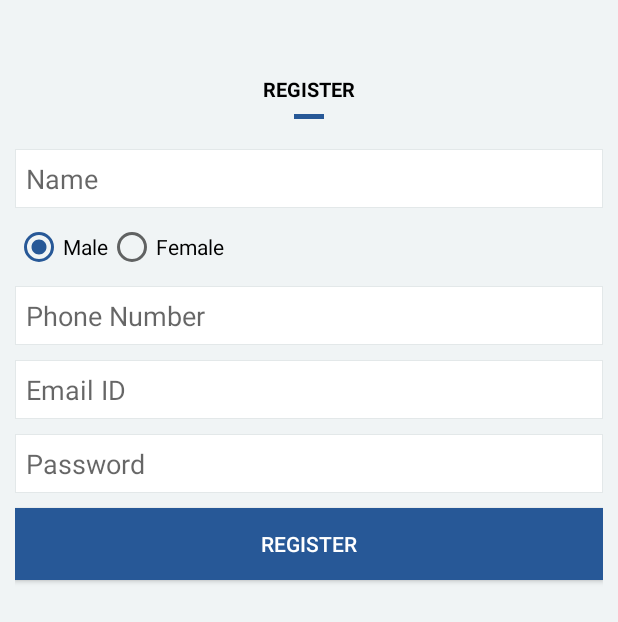
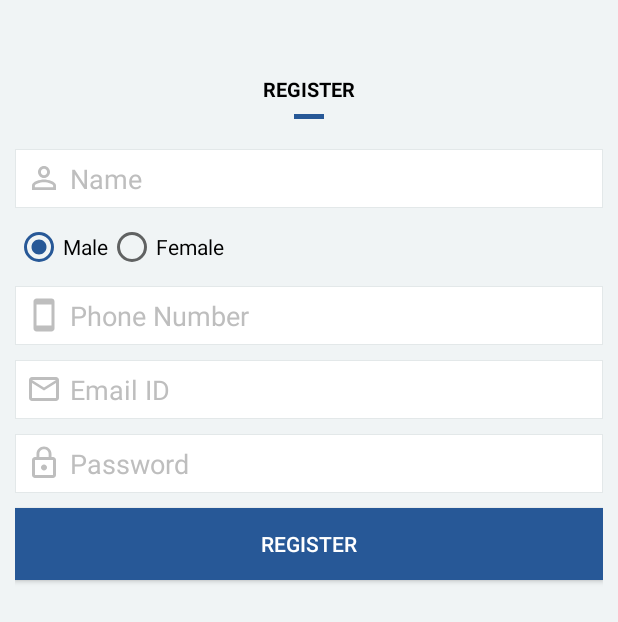
Before and after one commit to prashanth-nani/sos, an Android app: the RegisterActivity screen opened directly, with no data from a screen before it, on a phone screen of 412 x 824 dp. Shown: the top 622 px of the screen. Run offline under Robolectric (Android 15) with nearby library versions, the phone set to English and light mode, and no system bars; our stand-ins replace Volley; 1 statement that could not run was skipped.

Commit message:
Add icons to EditText fields

```diff
--- /dev/null
+++ b/app/src/main/res/drawable/ic_lock_outline_black_24dp.xml
@@ -0,0 +1,9 @@
+<vector xmlns:android="http://schemas.android.com/apk/res/android"
+        android:width="24dp"
+        android:height="24dp"
+        android:viewportWidth="24.0"
+        android:viewportHeight="24.0">
+    <path
+        android:fillColor="#bebebe"
+        android:pathData="M12,17c1.1,0 2,-0.9 2,-2s-0.9,-2 -2,-2 -2,0.9 -2,2 0.9,2 2,2zM18,8h-1L17,6c0,-2.76 -2.24,-5 -5,-5S7,3.24 7,6v2L6,8c-1.1,0 -2,0.9 -2,2v10c0,1.1 0.9,2 2,2h12c1.1,0 2,-0.9 2,-2L20,10c0,-1.1 -0.9,-2 -2,-2zM8.9,6c0,-1.71 1.39,-3.1 3.1,-3.1s3.1,1.39 3.1,3.1v2L8.9,8L8.9,6zM18,20L6,20L6,10h12v10z"/>
+</vector>
--- /dev/null
+++ b/app/src/main/res/drawable/ic_mail_outline_black_24dp.xml
@@ -0,0 +1,9 @@
+<vector xmlns:android="http://schemas.android.com/apk/res/android"
+        android:width="24dp"
+        android:height="24dp"
+        android:viewportWidth="24.0"
+        android:viewportHeight="24.0">
+    <path
+        android:fillColor="#bebebe"
+        android:pathData="M20,4L4,4c-1.1,0 -1.99,0.9 -1.99,2L2,18c0,1.1 0.9,2 2,2h16c1.1,0 2,-0.9 2,-2L22,6c0,-1.1 -0.9,-2 -2,-2zM20,18L4,18L4,8l8,5 8,-5v10zM12,11L4,6h16l-8,5z"/>
+</vector>
--- /dev/null
+++ b/app/src/main/res/drawable/ic_stay_current_portrait_black_24dp.xml
@@ -0,0 +1,9 @@
+<vector xmlns:android="http://schemas.android.com/apk/res/android"
+        android:width="24dp"
+        android:height="24dp"
+        android:viewportWidth="24.0"
+        android:viewportHeight="24.0">
+    <path
+        android:fillColor="#bebebe"
+        android:pathData="M17,1.01L7,1c-1.1,0 -1.99,0.9 -1.99,2v18c0,1.1 0.89,2 1.99,2h10c1.1,0 2,-0.9 2,-2V3c0,-1.1 -0.9,-1.99 -2,-1.99zM17,19H7V5h10v14z"/>
+</vector>
--- a/app/src/main/res/layout/activity_login.xml
+++ b/app/src/main/res/layout/activity_login.xml
@@ -34,7 +34,10 @@
         android:layout_height="wrap_content"
         android:inputType="textEmailAddress"
         android:layout_marginTop="30dp"
+        android:drawableLeft="@drawable/ic_mail_outline_black_24dp"
+        android:drawablePadding="5dp"
         android:padding="7dp"
+        android:textColorHint="#bebebe"
         android:gravity="center_vertical"
         android:background="@drawable/text_input_background"
         android:ems="10"
@@ -46,6 +49,9 @@
         android:layout_width="match_parent"
         android:layout_height="wrap_content"
         android:inputType="textPassword"
+        android:drawablePadding="5dp"
+        android:drawableLeft="@drawable/ic_lock_outline_black_24dp"
+        android:textColorHint="#bebebe"
         android:layout_marginTop="10dp"
         android:padding="7dp"
         android:ems="10"
--- a/app/src/main/res/layout/activity_register.xml
+++ b/app/src/main/res/layout/activity_register.xml
@@ -34,6 +34,9 @@
         android:layout_marginTop="20dp"
         android:layout_width="match_parent"
         android:layout_height="wrap_content"
+        android:drawableLeft="@drawable/ic_person_outline_black_24dp"
+        android:drawablePadding="5dp"
+        android:textColorHint="#bebebe"
         android:inputType="textPersonName"
         android:padding="7dp"
         android:background="@drawable/text_input_background"
@@ -68,8 +71,11 @@
         android:layout_below="@+id/radioSex"
         android:layout_width="match_parent"
         android:layout_height="wrap_content"
+        android:drawableLeft="@drawable/ic_stay_current_portrait_black_24dp"
+        android:drawablePadding="5dp"
         android:inputType="phone"
         android:padding="7dp"
+        android:textColorHint="#bebebe"
         android:layout_marginTop="10dp"
         android:background="@drawable/text_input_background"
         android:ems="10"
@@ -82,6 +88,9 @@
         android:layout_height="wrap_content"
         android:layout_marginTop="10dp"
         android:inputType="textEmailAddress"
+        android:drawableLeft="@drawable/ic_mail_outline_black_24dp"
+        android:drawablePadding="5dp"
+        android:textColorHint="#bebebe"
         android:padding="7dp"
         android:background="@drawable/text_input_background"
         android:ems="10"
@@ -93,7 +102,10 @@
         android:layout_width="match_parent"
         android:layout_height="wrap_content"
         android:inputType="textPassword"
+        android:drawableLeft="@drawable/ic_lock_outline_black_24dp"
+        android:drawablePadding="5dp"
         android:padding="7dp"
+        android:textColorHint="#bebebe"
         android:layout_marginTop="10dp"
         android:background="@drawable/text_input_background"
         android:ems="10"
--- a/app/src/main/res/layout/activity_user_email.xml
+++ b/app/src/main/res/layout/activity_user_email.xml
@@ -35,7 +35,7 @@
         android:layout_below="@+id/horizontalLine"
         android:layout_marginTop="30dp"
         android:background="@drawable/text_input_background"
-        android:drawableLeft="@drawable/ic_person_outline_black_24dp"
+        android:drawableLeft="@drawable/ic_mail_outline_black_24dp"
         android:drawablePadding="5dp"
         android:ems="10"
         android:fontFamily="monospace"
```
